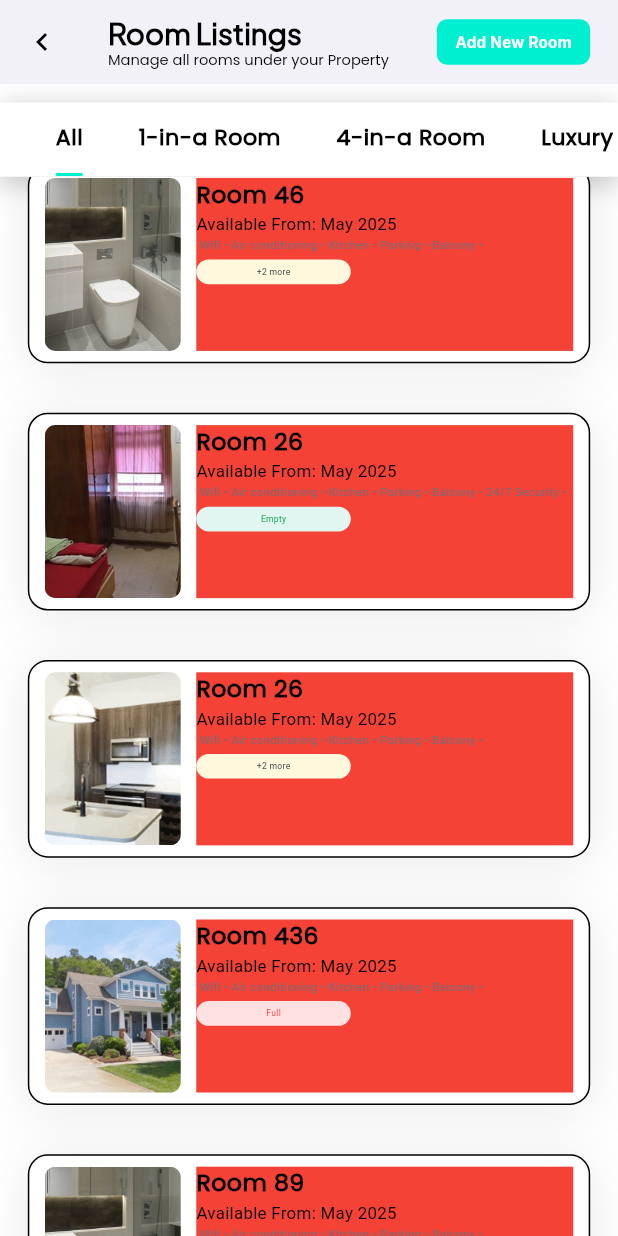
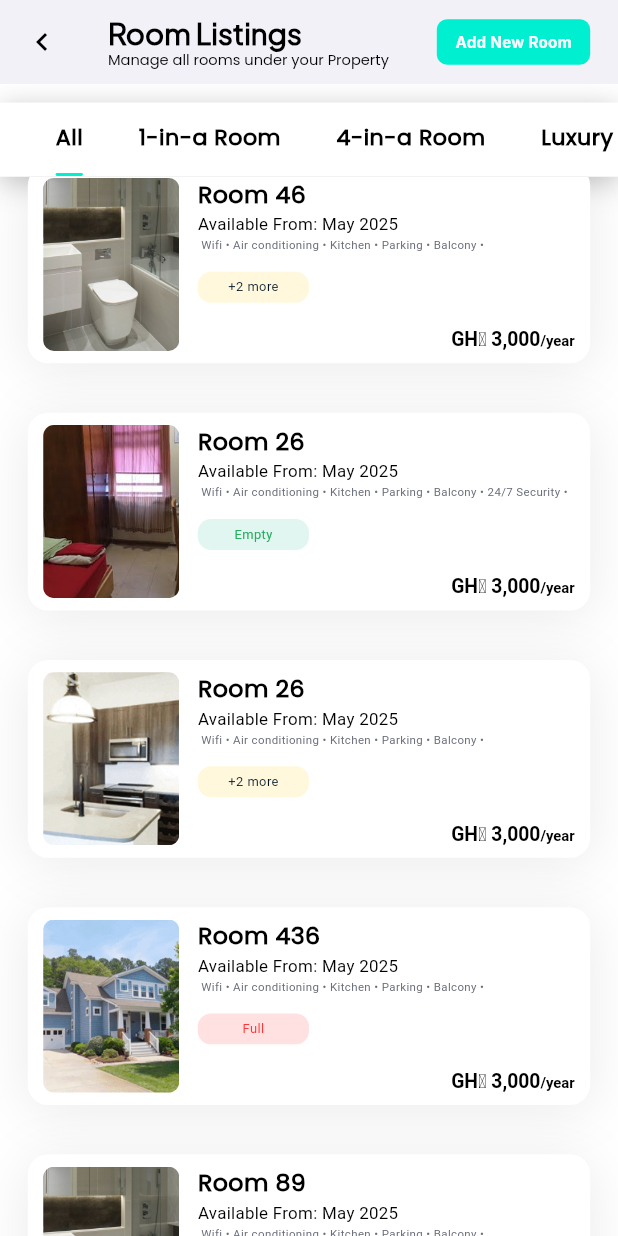
Before and after one commit to oncampusteam/MANAGER-S-DASHBOARD, a Flutter app: the RoomListings screen opened directly, scrolled down 576 dp, on a phone screen of 412 x 824 dp. Run offline on Flutter 3.47's test engine with Material 3 defaults, Android fonts, the phone set to English and light mode, and no system bars; our stand-ins replace auto_size_text, carousel_slider, dots_indicator, fl_chart, flutter_screenutil, flutter_svg and 2 more; missing offline and left inert: gif; Roboto replaces fonts that are missing (Inter).

Commit message:
27-12-2025

```diff
--- a/lib/screens/Listings/room_listings.dart
+++ b/lib/screens/Listings/room_listings.dart
@@ -453,6 +453,7 @@ class _RoomCardListState extends State<RoomCardList> {
                     statusBackgroundColor: all[index].statusBackgroundColor,
                     status: all[index].status,
                     statusTextColor: all[index].statusTextColor,
+                    price: all[index].price,
                   );
                 },
               ),
@@ -471,6 +472,7 @@ class _RoomCardListState extends State<RoomCardList> {
     required Color statusBackgroundColor,
     required String status,
     required Color statusTextColor,
+    required String price,
   }) {
     return Container(
       height: Constant.height * 0.16,
@@ -478,7 +480,6 @@ class _RoomCardListState extends State<RoomCardList> {
       padding: EdgeInsets.symmetric(horizontal: Constant.width * 0.025),
       width: Constant.width,
       decoration: BoxDecoration(
-        border: Border.all(),
         borderRadius: BorderRadius.circular(15.r),
         color: Colors.white,
         boxShadow: [
@@ -501,8 +502,8 @@ class _RoomCardListState extends State<RoomCardList> {
               child: Image.asset(imagePath, fit: BoxFit.fitHeight),
             ),
           ),
-          Container(
-            color: Colors.red,
+          SizedBox(
+            // color: Colors.red,
             height: Constant.height * 0.14,
             width: Constant.width * 0.61,
             child: Column(
@@ -547,16 +548,17 @@ class _RoomCardListState extends State<RoomCardList> {
                     textAlign: TextAlign.left,
                   ),
                 ),
+                SizedBox(height: Constant.height * 0.01),
                 Container(
-                  height: Constant.height * 0.02,
-                  width: Constant.width * 0.25,
+                  height: Constant.height * 0.025,
+                  width: Constant.width * 0.18,
                   decoration: BoxDecoration(
                     borderRadius: BorderRadius.circular(10.r),
                     color: statusBackgroundColor,
                   ),
                   child: Align(
                     child: SizedBox(
-                      height: Constant.height * 0.01,
+                      height: Constant.height * 0.015,
                       child: FittedBox(
                         child: text(
                           content: status,
@@ -564,6 +566,40 @@ class _RoomCardListState extends State<RoomCardList> {
                           fontFamily: "Roboto",
                           fontWeight: FontWeight.normal,
                           fontSize: 8.sp,
+                        ),
+                      ),
+                    ),
+                  ),
+                ),
+                Expanded(
+                  child: Align(
+                    alignment: Alignment.bottomRight,
+                    child: SizedBox(
+                      // color: Colors.blue,
+                      height: Constant.height * 0.025,
+                      width: Constant.width * 0.2,
+                      child: FittedBox(
+                        alignment: Alignment.bottomCenter,
+                        child: RichText(
+                          text: TextSpan(
+                            text: "GH₵ $price",
+                            style: TextStyle(
+                              fontFamily: 'Roboto',
+                              fontWeight: FontWeight.bold,
+                              fontSize: 13.sp,
+                              color: Colors.black,
+                            ),
+                            children: [
+                              TextSpan(
+                                text: "/year",
+                                style: TextStyle(
+                                  fontFamily: 'Roboto',
+                                  fontSize: 10.sp,
+                                  color: Colors.black,
+                                ),
+                              ),
+                            ],
+                          ),
                         ),
                       ),
                     ),
```
Also changed, not shown: lib/screens/Listings/pricing.dart (added, +202 -0 lines), pubspec.lock.
